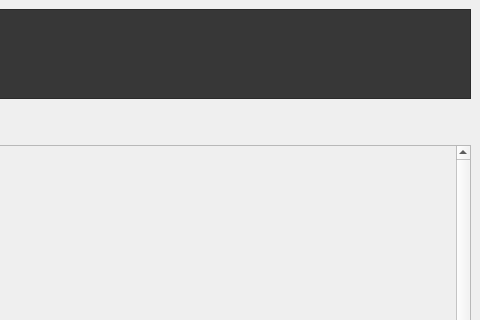
First picture: the form in libsys/mainwindow.ui, repository Hydralyph/cs106-librarysystem, before the edit; both pictures show x 342 to 822 and y 0 to 320 of the 822 by 618 pixel window.
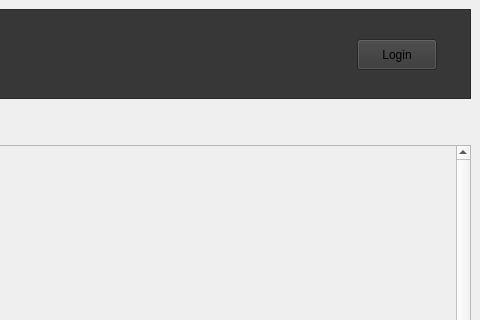
Second picture: the form after the edit.

Diff of the .ui file:
```diff
--- a/libsys/mainwindow.ui
+++ b/libsys/mainwindow.ui
@@ -44,6 +44,19 @@
       <property name="frameShadow">
        <enum>QFrame::Raised</enum>
       </property>
+      <widget class="QPushButton" name="loginbutton">
+       <property name="geometry">
+        <rect>
+         <x>690</x>
+         <y>30</y>
+         <width>80</width>
+         <height>31</height>
+        </rect>
+       </property>
+       <property name="text">
+        <string>Login</string>
+       </property>
+      </widget>
      </widget>
     </item>
     <item>
```
